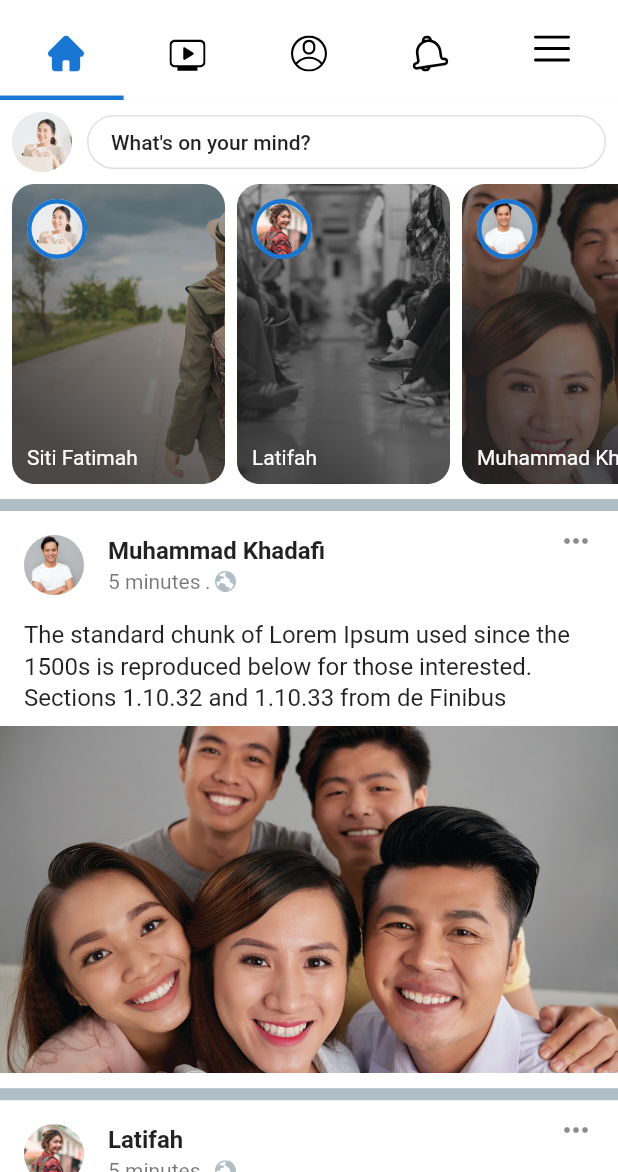
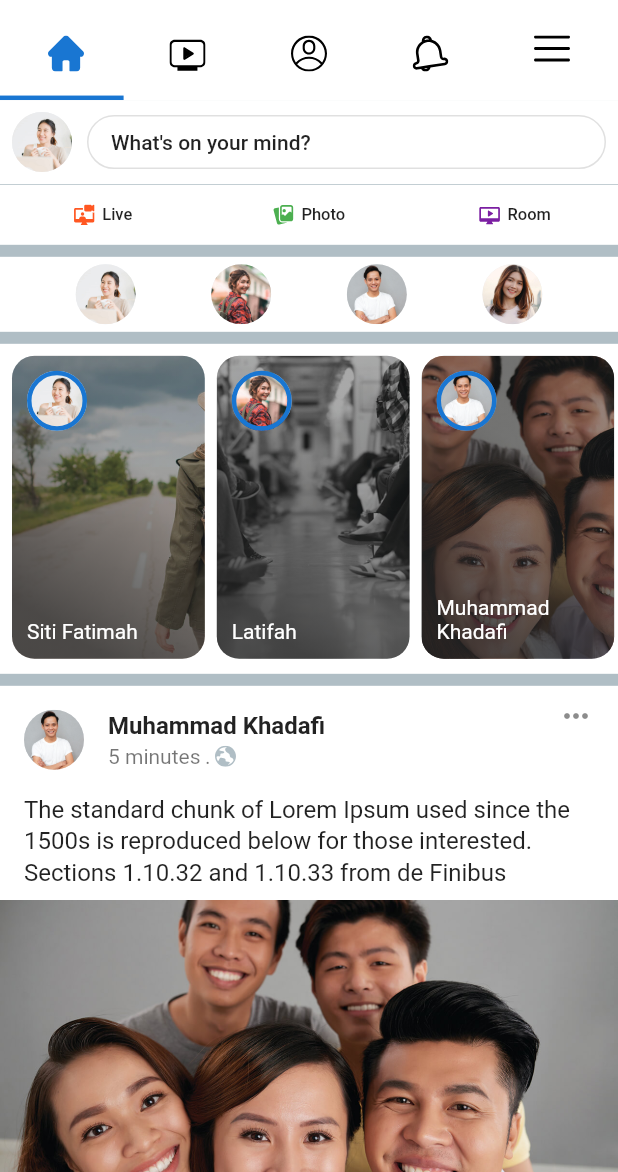
Before and after one commit to johan1627/fcui_facebook_2020, a Flutter app: the screen it shows after launch, on a phone screen of 412 x 824 dp, the part 64-1236 px from its top. Run offline on Flutter 3.47's test engine with Material 2 defaults, Android fonts, the phone set to English and light mode, and no system bars; our stand-ins replace flutter_svg.

Commit message:
progress HomePage

```diff
--- a/lib/HomePage.dart
+++ b/lib/HomePage.dart
@@ -31,6 +31,37 @@ class _HomePageState extends State<HomePage> {
                   children: [
                     // status Your Mind
                     statusYourMind(),
+                    SizedBox(height: .5),
+                    // Icon Tap Posting
+                    Container(
+                      color: whiteColor,
+                      height: 40.0,
+                      child: Row(
+                        mainAxisAlignment: MainAxisAlignment.spaceEvenly,
+                        children: [
+                          iconTappost(text: "Live", icon: iconLive),
+                          iconTappost(text: "Photo", icon: iconPhoto),
+                          iconTappost(text: "Room", icon: iconRoom),
+                        ],
+                      ),
+                    ),
+                    SizedBox(height: 8.0),
+
+                    // Create Room
+                    Container(
+                      color: whiteColor,
+                      height: 50.0,
+                      child: Row(
+                        mainAxisAlignment: MainAxisAlignment.spaceEvenly,
+                        children: [
+                          photoProfile(photo: "assets/images/profile_01.jpg"),
+                          photoProfile(photo: "assets/images/profile_02.jpg"),
+                          photoProfile(photo: "assets/images/profile_03.jpg"),
+                          photoProfile(photo: "assets/images/profile_04.jpg"),
+                        ],
+                      ),
+                    ),
+                    SizedBox(height: 8.0),
 
                     // Stories
                     Container(
@@ -111,6 +142,25 @@ class _HomePageState extends State<HomePage> {
     );
   }
 
+  Expanded iconTappost({String text, String icon}) {
+    return Expanded(
+      child: MaterialButton(
+        highlightElevation: 0,
+        onPressed: () {},
+        color: whiteColor,
+        elevation: 0,
+        child: Row(
+          mainAxisAlignment: MainAxisAlignment.center,
+          children: [
+            SvgPicture.asset(icon, width: 14.0),
+            SizedBox(width: 5.0),
+            Text(text, style: footFont),
+          ],
+        ),
+      ),
+    );
+  }
+
   Container feedItem(
       {String feedPhoto, String feedName, String feedText, String feedImage}) {
     return Container(
@@ -127,16 +177,11 @@ class _HomePageState extends State<HomePage> {
               ),
               child: ClipRRect(
                 borderRadius: BorderRadius.circular(40.0),
-                child: Image.asset(
-                  feedPhoto,
-                  fit: BoxFit.cover,
-                ),
+                child: Image.asset(feedPhoto, fit: BoxFit.cover),
               ),
             ),
-            title: Text(feedName,
-                style: h3.copyWith(
-                  fontWeight: FontWeight.w700,
-                )),
+            title:
+                Text(feedName, style: h3.copyWith(fontWeight: FontWeight.w700)),
             subtitle: Row(
               mainAxisAlignment: MainAxisAlignment.start,
               children: [
@@ -153,19 +198,14 @@ class _HomePageState extends State<HomePage> {
             ),
             trailing: Column(
               children: [
-                Icon(
-                  Icons.more_horiz,
-                ),
+                Icon(Icons.more_horiz),
               ],
             ),
           ),
           // Feed Text
           Padding(
-            padding: const EdgeInsets.only(
-              bottom: 8.0,
-              right: 16.0,
-              left: 16.0,
-            ),
+            padding:
+                const EdgeInsets.only(bottom: 8.0, right: 16.0, left: 16.0),
             child: Text(
               feedText,
               style: h3.copyWith(height: 1.3),
@@ -173,10 +213,7 @@ class _HomePageState extends State<HomePage> {
             ),
           ),
           // Feed Image
-          Image.asset(
-            feedImage,
-            fit: BoxFit.fill,
-          ),
+          Image.asset(feedImage, fit: BoxFit.fill),
           SizedBox(height: 10.0)
         ],
       ),
@@ -191,10 +228,7 @@ class _HomePageState extends State<HomePage> {
         height: 5.0,
         decoration: BoxDecoration(
           border: Border(
-            bottom: BorderSide(
-              width: 3.0,
-              color: primaryColor,
-            ),
+            bottom: BorderSide(width: 3.0, color: primaryColor),
           ),
         ),
       ),
@@ -204,11 +238,11 @@ class _HomePageState extends State<HomePage> {
   Container userStory(
       {String storyImage, String storyPhoto, String storyName}) {
     return Container(
-      height: 200.0,
+      height: 210.0,
       child: AspectRatio(
-        aspectRatio: 1.5 / 2,
+        aspectRatio: 1.3 / 2,
         child: Container(
-          margin: EdgeInsets.only(left: 8.0),
+          margin: EdgeInsets.only(left: 8.0, top: 8.0),
           decoration: BoxDecoration(
             borderRadius: BorderRadius.circular(15),
             image: DecorationImage(
@@ -234,10 +268,7 @@ class _HomePageState extends State<HomePage> {
                   width: 40,
                   decoration: BoxDecoration(
                       shape: BoxShape.circle,
-                      border: Border.all(
-                        color: primaryColor,
-                        width: 3.0,
-                      ),
+                      border: Border.all(color: primaryColor, width: 3.0),
                       image: DecorationImage(
                         image: AssetImage(storyPhoto),
                         fit: BoxFit.cover,
@@ -245,12 +276,7 @@ class _HomePageState extends State<HomePage> {
                 ),
                 Container(
                   margin: EdgeInsets.only(bottom: 10.0, left: 10.0),
-                  child: Text(
-                    storyName,
-                    style: h4.copyWith(
-                      color: whiteColor,
-                    ),
-                  ),
+                  child: Text(storyName, style: h4.copyWith(color: whiteColor)),
                 )
               ],
             ),
@@ -273,12 +299,7 @@ class _HomePageState extends State<HomePage> {
               shape: RoundedRectangleBorder(
                 borderRadius: BorderRadius.circular(6.0),
               ),
-              child: Text(
-                "Show More",
-                style: h3.copyWith(
-                  color: blueDark,
-                ),
-              ),
+              child: Text("Show More", style: h3.copyWith(color: blueDark)),
             ),
           ),
         ),
@@ -294,37 +315,40 @@ class _HomePageState extends State<HomePage> {
         child: Row(
           mainAxisAlignment: MainAxisAlignment.spaceBetween,
           children: [
-            Container(
-              height: 40.0,
-              decoration: BoxDecoration(
-                color: greyLight,
-                shape: BoxShape.circle,
-              ),
-              child: ClipRRect(
-                borderRadius: BorderRadius.circular(40.0),
-                child: Image.asset(
-                  "assets/images/profile_01.jpg",
-                  fit: BoxFit.cover,
-                ),
-              ),
-            ),
+            photoProfile(photo: "assets/images/profile_01.jpg"),
             SizedBox(width: 10.0),
             Expanded(
               child: OutlineButton(
+                highlightedBorderColor: greyDark,
+                highlightColor: greyLight,
                 shape: RoundedRectangleBorder(
                     borderRadius: BorderRadius.circular(30.0)),
                 color: whiteColor,
                 onPressed: () {},
                 child: Align(
                   alignment: Alignment.centerLeft,
-                  child: Text(
-                    "What's on your mind?",
-                    style: h4,
-                  ),
+                  child: Text("What's on your mind?", style: h4),
                 ),
               ),
             )
           ],
+        ),
+      ),
+    );
+  }
+
+  Container photoProfile({String photo}) {
+    return Container(
+      height: 40.0,
+      decoration: BoxDecoration(
+        color: greyLight,
+        shape: BoxShape.circle,
+      ),
+      child: ClipRRect(
+        borderRadius: BorderRadius.circular(40.0),
+        child: Image.asset(
+          photo,
+          fit: BoxFit.cover,
         ),
       ),
     );
@@ -403,10 +427,7 @@ class _HomePageState extends State<HomePage> {
         ),
         child: Padding(
           padding: const EdgeInsets.all(6.0),
-          child: SvgPicture.asset(
-            iconCus,
-            width: 20.0,
-          ),
+          child: SvgPicture.asset(iconCus, width: 20.0),
         ),
       ),
     );
--- a/lib/misc/constant.dart
+++ b/lib/misc/constant.dart
@@ -43,7 +43,7 @@ TextStyle lableFont = TextStyle(
 
 TextStyle footFont = TextStyle(
   fontFamily: "Roboto",
-  fontSize: 10.0,
+  fontSize: 11.0,
 );
 
 // Icons
@@ -60,3 +60,7 @@ String iconNotification = "assets/icons/icon_notification.svg";
 String iconMenu = "assets/icons/icon_menu.svg";
 
 String iconGlobe = "assets/icons/icon_globe.svg";
+
+String iconLive = "assets/icons/image_live.svg";
+String iconPhoto = "assets/icons/image_photo.svg";
+String iconRoom = "assets/icons/image_room.svg";
```
